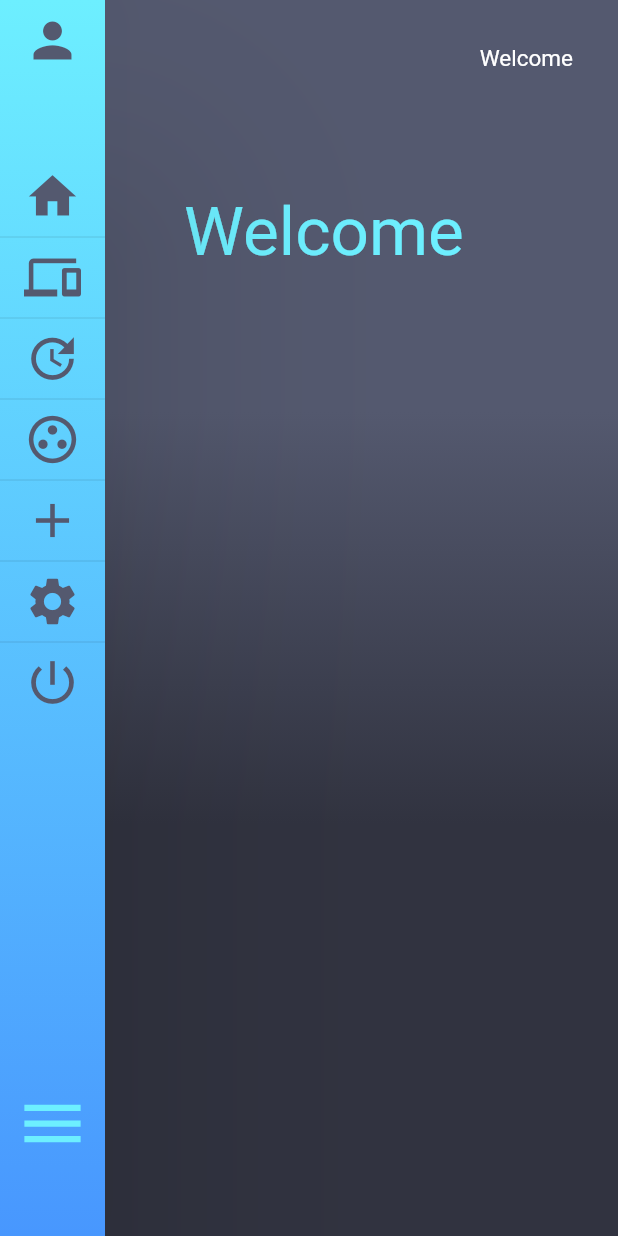
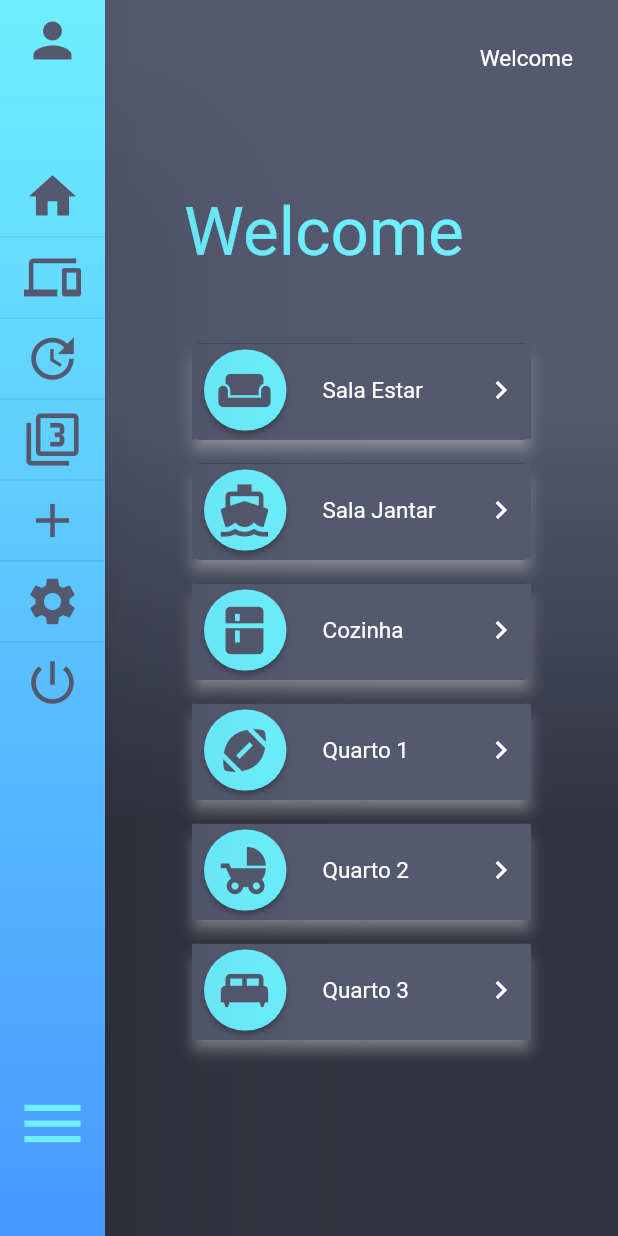
Before and after one commit to izzurban/app_smart_home, a Flutter app: the screen it shows after launch, on a phone screen of 412 x 824 dp. Run offline on Flutter 3.47's test engine with Material 2 defaults, Android fonts, the light colour scheme and no system bars.

Commit message:
welcome-first-commit

```diff
--- /dev/null
+++ b/lib/presentation/my_icons_icons.dart
@@ -0,0 +1,40 @@
+/// Flutter icons MyIcons
+/// Copyright (C) 2020 by original authors @ fluttericon.com, fontello.com
+/// This font was generated by FlutterIcon.com, which is derived from Fontello.
+///
+/// To use this font, place it in your fonts/ directory and include the
+/// following in your pubspec.yaml
+///
+/// flutter:
+///   fonts:
+///    - family:  MyIcons
+///      fonts:
+///       - asset: fonts/MyIcons.ttf
+///
+///
+/// * Font Awesome 5, Copyright (C) 2016 by Dave Gandy
+///         Author:    Dave Gandy
+///         License:   SIL (https://github.com/FortAwesome/Font-Awesome/blob/master/LICENSE.txt)
+///         Homepage:  http://fortawesome.github.com/Font-Awesome/
+///
+import 'package:flutter/widgets.dart';
+
+class CustomIcons {
+  CustomIcons._();
+
+  static const _kFontFam = 'MyIcons';
+  static const _kFontPkg = null;
+
+  static const IconData wc_sign =
+      IconData(0xe800, fontFamily: _kFontFam, fontPackage: _kFontPkg);
+  static const IconData dinner =
+      IconData(0xe802, fontFamily: _kFontFam, fontPackage: _kFontPkg);
+  static const IconData bed =
+      IconData(0xe803, fontFamily: _kFontFam, fontPackage: _kFontPkg);
+  static const IconData private_garage =
+      IconData(0xe804, fontFamily: _kFontFam, fontPackage: _kFontPkg);
+  static const IconData object_group =
+      IconData(0xf247, fontFamily: _kFontFam, fontPackage: _kFontPkg);
+  static const IconData layer_group =
+      IconData(0xf5fd, fontFamily: _kFontFam, fontPackage: _kFontPkg);
+}
--- a/lib/scenes/welcome.dart
+++ b/lib/scenes/welcome.dart
@@ -49,6 +49,12 @@ class _WelcomeState extends State<Welcome> {
                             ],
                           ),
                         ),
+                        Container(
+                          height: MediaQuery.of(context).size.height - 270,
+                          margin: EdgeInsets.only(
+                              left: 70, top: 40, right: 20, bottom: 5),
+                          child: RoomsList(),
+                        ),
                       ],
                     ))
               ])),
@@ -58,3 +64,79 @@ class _WelcomeState extends State<Welcome> {
     );
   }
 }
+
+class RoomsList extends StatelessWidget {
+  Widget build(BuildContext context) {
+    return _roomListView(context);
+  }
+}
+
+Widget _roomListView(BuildContext context) {
+  final titles = [
+    'Sala Estar',
+    'Sala Jantar',
+    'Cozinha',
+    'Quarto 1',
+    'Quarto 2',
+    'Quarto 3',
+  ];
+
+  final icons = [
+    Icons.weekend,
+    Icons.directions_boat,
+    Icons.kitchen,
+    Icons.sports_football,
+    Icons.child_friendly,
+    Icons.king_bed,
+  ];
+
+  return ListView.builder(
+    itemCount: titles.length,
+    itemExtent: 80,
+    itemBuilder: (context, index) => Container(
+      padding: EdgeInsets.all(8.0),
+      child: Material(
+        elevation: 4.0,
+        shadowColor: Colors.white,
+        borderRadius: BorderRadius.circular(5.0),
+        color: Cor.bgEsc2,
+        child: ListTile(
+          contentPadding: EdgeInsets.only(top: 3, bottom: 3, left: 0, right: 8),
+          tileColor: Cor.bgEsc1,
+          leading: Container(
+            width: 55,
+            margin: EdgeInsets.only(right: 8.0, left: 8),
+            padding: EdgeInsets.symmetric(horizontal: 8.0, vertical: 8.0),
+            decoration: BoxDecoration(
+                borderRadius: BorderRadius.all(Radius.circular(30.0)),
+                color: Cor.azulTurqueza,
+                boxShadow: [
+                  BoxShadow(
+                    color: Colors.black26,
+                    blurRadius: 3,
+                    offset: Offset(0, 3),
+                  )
+                ]),
+            child: Row(
+              children: <Widget>[
+                Icon(
+                  icons[index],
+                  color: Cor.bgEsc1,
+                  size: 38.0,
+                ),
+              ],
+            ),
+          ),
+          title: Text(
+            titles[index],
+            style: TextStyle(color: Colors.white, fontSize: 15),
+          ),
+          trailing: Icon(
+            Icons.keyboard_arrow_right,
+            color: Colors.white,
+          ),
+        ),
+      ),
+    ),
+  );
+}
--- a/lib/widgets/menu/model/navigation_model.dart
+++ b/lib/widgets/menu/model/navigation_model.dart
@@ -1,4 +1,5 @@
 import 'package:flutter/material.dart';
+import '../../../presentation/my_icons_icons.dart';
 
 class NavigationModel {
   String title;
@@ -32,7 +33,7 @@ List<NavigationModel> navigationItems = [
       currentSelected: false),
   NavigationModel(
       title: "Grupos",
-      icon: Icons.group_work_outlined,
+      icon: Icons.filter_3,
       navigation: '/groups',
       currentSelected: false),
   NavigationModel(
--- a/pubspec.yaml
+++ b/pubspec.yaml
@@ -56,6 +56,11 @@ flutter:
 
   assets:
   - assets/images/
+
+  fonts:
+  - family:  MyIcons
+    fonts:
+      - asset: assets/fonts/MyIcons.ttf
   # An image asset can refer to one or more resolution-specific "variants", see
   # https://flutter.dev/assets-and-images/#resolution-aware.
 
```
Also changed, not shown: assets/fonts/MyIcons.ttf (added), assets/images/bed.png (added).
